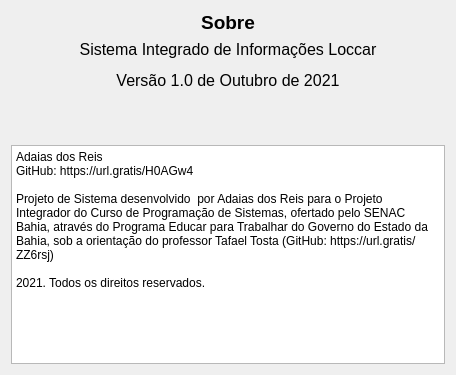
Qt form ui/ui_sobre.ui (adaiasreis/Projeto) before a commit.
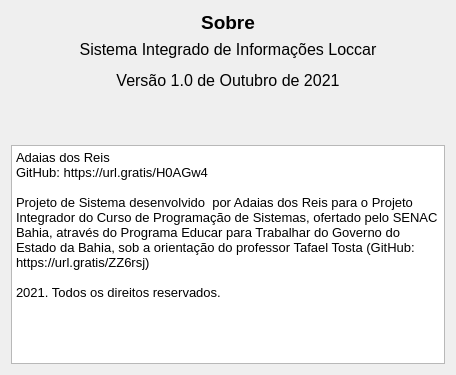
The same form after that commit.

The edit to the form file:
```diff
--- a/ui/ui_sobre.ui
+++ b/ui/ui_sobre.ui
@@ -50,6 +50,11 @@
      </item>
      <item>
       <widget class="QPlainTextEdit" name="plainTextEdit">
+       <property name="font">
+        <font>
+         <pointsize>10</pointsize>
+        </font>
+       </property>
        <property name="readOnly">
         <bool>true</bool>
        </property>
```
